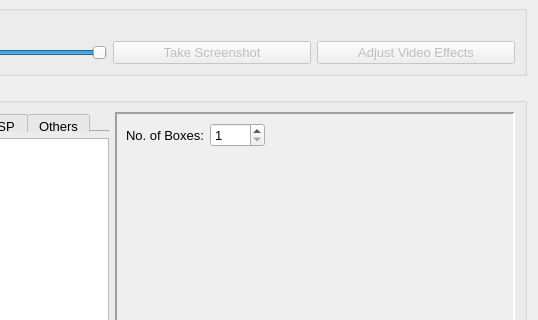
Old version of the form remotecontrollerwindow.ui in the repository brianuuu/AutoControllerHelper; both pictures show x 839 to 1377 and y 82 to 402 of the 1377 by 864 pixel window.
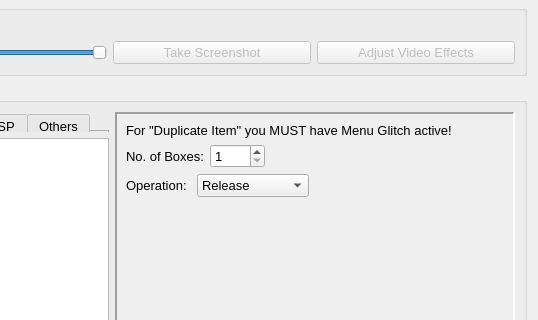
New version of the form. The open tabs and pages were chosen to show the change. Icons and pictures are not drawn. Custom widgets are drawn as their Qt base class.

What changed in the file:
```diff
--- a/remotecontrollerwindow.ui
+++ b/remotecontrollerwindow.ui
@@ -3033,7 +3033,7 @@
                     <item>
                      <widget class="QLabel" name="label_49">
                       <property name="text">
-                       <string>No. of Boxes:</string>
+                       <string>No. of Boxes to Duplicate:</string>
                       </property>
                      </widget>
                     </item>
@@ -3076,7 +3076,157 @@
                     <property name="sizeHint" stdset="0">
                      <size>
                       <width>20</width>
-                      <height>275</height>
+                      <height>258</height>
+                     </size>
+                    </property>
+                   </spacer>
+                  </item>
+                 </layout>
+                </widget>
+               </widget>
+              </item>
+             </layout>
+            </widget>
+            <widget class="QWidget" name="page_10">
+             <layout class="QVBoxLayout" name="verticalLayout_28">
+              <property name="leftMargin">
+               <number>0</number>
+              </property>
+              <property name="topMargin">
+               <number>0</number>
+              </property>
+              <property name="rightMargin">
+               <number>0</number>
+              </property>
+              <property name="bottomMargin">
+               <number>0</number>
+              </property>
+              <item>
+               <widget class="QScrollArea" name="scrollArea_11">
+                <property name="frameShape">
+                 <enum>QFrame::Panel</enum>
+                </property>
+                <property name="lineWidth">
+                 <number>2</number>
+                </property>
+                <property name="widgetResizable">
+                 <bool>true</bool>
+                </property>
+                <widget class="QWidget" name="scrollAreaWidgetContents_11">
+                 <property name="geometry">
+                  <rect>
+                   <x>0</x>
+                   <y>0</y>
+                   <width>428</width>
+                   <height>317</height>
+                  </rect>
+                 </property>
+                 <layout class="QVBoxLayout" name="verticalLayout_29">
+                  <item>
+                   <widget class="QLabel" name="label_54">
+                    <property name="text">
+                     <string>For &quot;Duplicate Item&quot; you MUST have Menu Glitch active!</string>
+                    </property>
+                   </widget>
+                  </item>
+                  <item>
+                   <layout class="QHBoxLayout" name="horizontalLayout_27">
+                    <item>
+                     <widget class="QLabel" name="label_53">
+                      <property name="text">
+                       <string>No. of Boxes:</string>
+                      </property>
+                     </widget>
+                    </item>
+                    <item>
+                     <widget class="QSpinBox" name="SP10_SB_Box">
+                      <property name="minimumSize">
+                       <size>
+                        <width>55</width>
+                        <height>0</height>
+                       </size>
+                      </property>
+                      <property name="minimum">
+                       <number>1</number>
+                      </property>
+                      <property name="maximum">
+                       <number>40</number>
+                      </property>
+                     </widget>
+                    </item>
+                    <item>
+                     <spacer name="horizontalSpacer_10">
+                      <property name="orientation">
+                       <enum>Qt::Horizontal</enum>
+                      </property>
+                      <property name="sizeHint" stdset="0">
+                       <size>
+                        <width>40</width>
+                        <height>20</height>
+                       </size>
+                      </property>
+                     </spacer>
+                    </item>
+                   </layout>
+                  </item>
+                  <item>
+                   <layout class="QHBoxLayout" name="horizontalLayout_28">
+                    <item>
+                     <widget class="QLabel" name="label_55">
+                      <property name="text">
+                       <string>Operation: </string>
+                      </property>
+                     </widget>
+                    </item>
+                    <item>
+                     <widget class="QComboBox" name="SP10_CB_Operation">
+                      <property name="minimumSize">
+                       <size>
+                        <width>90</width>
+                        <height>0</height>
+                       </size>
+                      </property>
+                      <item>
+                       <property name="text">
+                        <string>Release</string>
+                       </property>
+                      </item>
+                      <item>
+                       <property name="text">
+                        <string>Bag Item</string>
+                       </property>
+                      </item>
+                      <item>
+                       <property name="text">
+                        <string>Duplicate Item</string>
+                       </property>
+                      </item>
+                     </widget>
+                    </item>
+                    <item>
+                     <spacer name="horizontalSpacer_11">
+                      <property name="orientation">
+                       <enum>Qt::Horizontal</enum>
+                      </property>
+                      <property name="sizeHint" stdset="0">
+                       <size>
+                        <width>40</width>
+                        <height>20</height>
+                       </size>
+                      </property>
+                     </spacer>
+                    </item>
+                   </layout>
+                  </item>
+                  <item>
+                   <spacer name="verticalSpacer_9">
+                    <property name="orientation">
+                     <enum>Qt::Vertical</enum>
+                    </property>
+                    <property name="sizeHint" stdset="0">
+                     <size>
+                      <width>20</width>
+                      <height>230</height>
                      </size>
                     </property>
                    </spacer>
```
Left out of the diff: 44 changed lines with no effect on the pictures.
